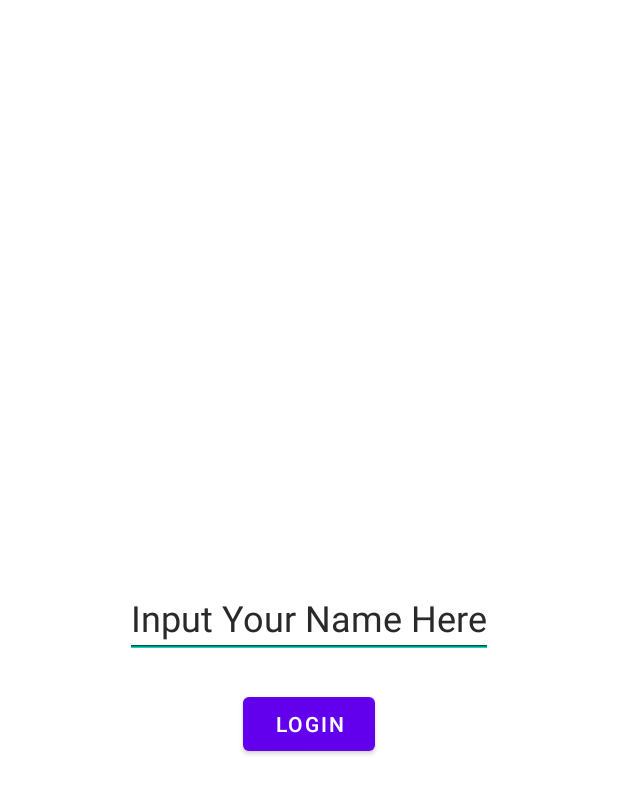
After one commit to JohanesPeterV/team_planner, an Android app: the layout activity_login.xml on its own in the app's theme, with its tools: preview values and no code run, on a phone screen of 412 x 824 dp. The commit adds this screen. Shown: the top 794 px of the screen. Run offline under Robolectric (Android 15) with nearby library versions, the phone set to English and light mode, and no system bars.

Commit message:
resolve prev issues in colors.xml, add login activity

```diff
--- a/app/build.gradle
+++ b/app/build.gradle
@@ -37,6 +37,9 @@ dependencies {
     implementation 'androidx.constraintlayout:constraintlayout:2.1.1'
     implementation 'androidx.navigation:navigation-fragment:2.3.5'
     implementation 'androidx.navigation:navigation-ui:2.3.5'
+    implementation 'androidx.annotation:annotation:1.2.0'
+    implementation 'androidx.lifecycle:lifecycle-livedata-ktx:2.3.1'
+    implementation 'androidx.lifecycle:lifecycle-viewmodel-ktx:2.3.1'
     testImplementation 'junit:junit:4.+'
     androidTestImplementation 'androidx.test.ext:junit:1.1.3'
     androidTestImplementation 'androidx.test.espresso:espresso-core:3.4.0'
--- a/app/src/main/java/com/example/projectmoprog/MainActivity.java
+++ b/app/src/main/java/com/example/projectmoprog/MainActivity.java
@@ -6,6 +6,9 @@ import android.os.Bundle;
 
 public class MainActivity extends AppCompatActivity {
 
+    public static final String EXTRA_USERNAME = "extra_username";
+    public static final String EXTRA_PASSWORD = "extra_password";
+
     @Override
     protected void onCreate(Bundle savedInstanceState) {
         super.onCreate(savedInstanceState);
--- a/app/src/main/java/com/example/projectmoprog/SplashScreen.java
+++ b/app/src/main/java/com/example/projectmoprog/SplashScreen.java
@@ -21,7 +21,7 @@ public class SplashScreen extends AppCompatActivity {
         handler.postDelayed(new Runnable() {
             @Override
             public void run() {
-                startActivity(new Intent(getApplicationContext(), MainActivity.class));
+                startActivity(new Intent(getApplicationContext(), LoginActivity.class));
                 finish();
             }
         }, 3000L); //3000 L = 3 detik
--- /dev/null
+++ b/app/src/main/res/layout/activity_login.xml
@@ -0,0 +1,57 @@
+<?xml version="1.0" encoding="utf-8"?>
+<RelativeLayout xmlns:android="http://schemas.android.com/apk/res/android"
+    xmlns:app="http://schemas.android.com/apk/res-auto"
+    xmlns:tools="http://schemas.android.com/tools"
+    android:layout_width="match_parent"
+    android:layout_height="match_parent"
+
+    tools:context=".LoginActivity">
+
+    <EditText
+        android:id="@+id/et_username"
+        android:layout_width="wrap_content"
+        android:layout_height="wrap_content"
+        android:hint="Input Your Name Here"
+        android:inputType="text"
+
+        android:layout_centerVertical="true"
+        android:layout_centerHorizontal="true"
+        app:layout_constraintBottom_toBottomOf="parent"
+        app:layout_constraintLeft_toLeftOf="parent"
+        app:layout_constraintRight_toRightOf="parent"
+        app:layout_constraintTop_toTopOf="parent"
+        android:textSize="24dp"
+        android:layout_marginBottom="20dp"
+        />
+
+    <EditText
+        android:id="@+id/et_password"
+        android:layout_width="wrap_content"
+        android:layout_height="wrap_content"
+        android:hint="Input Your Name Here"
+        android:inputType="text"
+
+        android:layout_centerVertical="true"
+        android:layout_centerHorizontal="true"
+        app:layout_constraintBottom_toBottomOf="parent"
+        app:layout_constraintLeft_toLeftOf="parent"
+        app:layout_constraintRight_toRightOf="parent"
+        app:layout_constraintTop_toTopOf="parent"
+        android:textSize="24dp"
+        android:layout_marginBottom="20dp"
+        />
+
+
+    <Button
+        android:id="@+id/btn_login"
+        android:layout_width="wrap_content"
+        android:layout_height="wrap_content"
+        android:layout_centerHorizontal="true"
+        android:layout_below="@+id/et_username"
+        android:padding="2dp"
+        android:text="LOGIN"
+        />
+
+
+
+</RelativeLayout>
--- a/app/src/main/res/values-land/dimens.xml
+++ b/app/src/main/res/values-land/dimens.xml
@@ -1,3 +1,4 @@
 <resources>
     <dimen name="fab_margin">48dp</dimen>
+    <dimen name="activity_horizontal_margin">48dp</dimen>
 </resources>
--- a/app/src/main/res/values-w1240dp/dimens.xml
+++ b/app/src/main/res/values-w1240dp/dimens.xml
@@ -1,3 +1,4 @@
 <resources>
     <dimen name="fab_margin">200dp</dimen>
+    <dimen name="activity_horizontal_margin">200dp</dimen>
 </resources>
--- a/app/src/main/res/values-w600dp/dimens.xml
+++ b/app/src/main/res/values-w600dp/dimens.xml
@@ -1,3 +1,4 @@
 <resources>
     <dimen name="fab_margin">48dp</dimen>
+    <dimen name="activity_horizontal_margin">48dp</dimen>
 </resources>
--- a/app/src/main/res/values/colors.xml
+++ b/app/src/main/res/values/colors.xml
@@ -1,6 +1,11 @@
 <?xml version="1.0" encoding="utf-8"?>
 <resources>
-    <color name="primary">#E44232</color>
+    <color name="purple_200">#FFBB86FC</color>
+    <color name="purple_500">#FF6200EE</color>
+    <color name="purple_700">#FF3700B3</color>
+    <color name="teal_200">#FF03DAC5</color>
+    <color name="teal_700">#FF018786</color>
     <color name="black">#FF000000</color>
     <color name="white">#FFFFFFFF</color>
+    <color name="primary">#E44232</color>
 </resources>
--- a/app/src/main/res/values/dimens.xml
+++ b/app/src/main/res/values/dimens.xml
@@ -1,3 +1,6 @@
 <resources>
     <dimen name="fab_margin">16dp</dimen>
+    <!-- Default screen margins, per the Android Design guidelines. -->
+    <dimen name="activity_horizontal_margin">16dp</dimen>
+    <dimen name="activity_vertical_margin">16dp</dimen>
 </resources>
```
Also changed, not shown: app/src/main/AndroidManifest.xml (+13 -0 lines), app/src/main/java/com/example/projectmoprog/LoginActivity.java (added, +53 -0 lines), app/src/main/res/values/strings.xml (+9 -0 lines).
